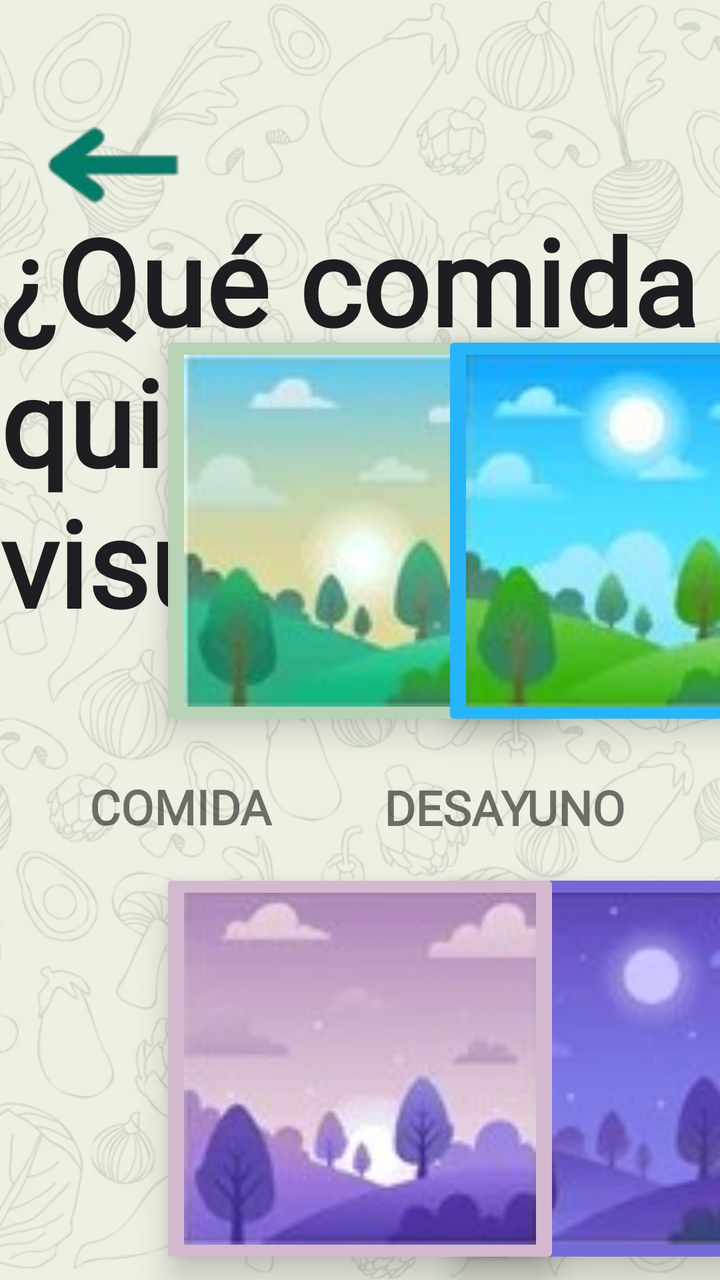
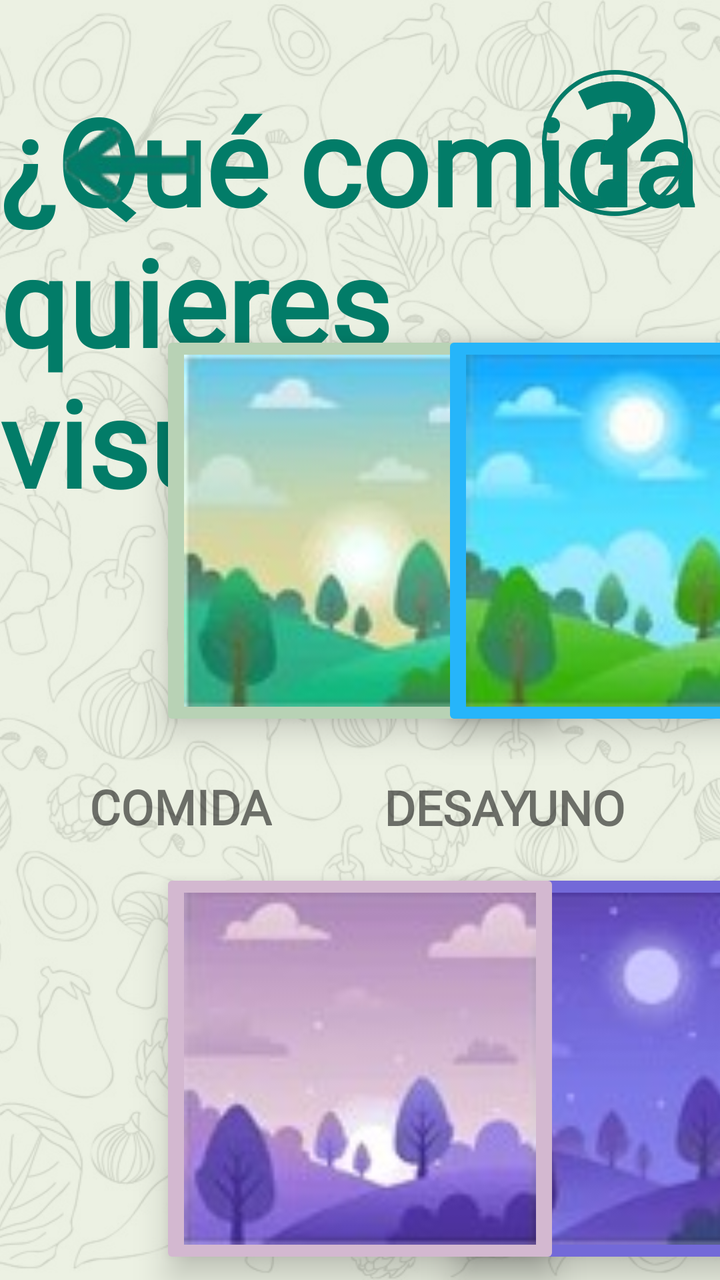

An Android layout rendered at two revisions. The XML below is the earlier revision; the diff shows what the commit changed to produce the second picture.
<!-- AndroidManifest.xml: application theme Theme.DietaAlPlato -->
<!-- res/layout/activity_comidas.xml -->
<?xml version="1.0" encoding="utf-8"?>
<androidx.constraintlayout.widget.ConstraintLayout xmlns:android="http://schemas.android.com/apk/res/android"
    xmlns:app="http://schemas.android.com/apk/res-auto"
    xmlns:tools="http://schemas.android.com/tools"
    android:id="@+id/main"
    android:layout_width="match_parent"
    android:layout_height="match_parent"
    tools:context=".ComidasActivity">

    
    <ImageView
        android:id="@+id/fondo"
        android:layout_width="0dp"
        android:layout_height="0dp"
        android:scaleType="centerCrop"
        android:contentDescription="Fondo"
        app:srcCompat="@drawable/fondo_android"
        app:layout_constraintTop_toTopOf="parent"
        app:layout_constraintBottom_toBottomOf="parent"
        app:layout_constraintStart_toStartOf="parent"
        app:layout_constraintEnd_toEndOf="parent" />

    
    <View
        android:id="@+id/velo"
        android:layout_width="0dp"
        android:layout_height="0dp"
        android:background="#DDE9EFDF"
        app:layout_constraintTop_toTopOf="parent"
        app:layout_constraintBottom_toBottomOf="parent"
        app:layout_constraintStart_toStartOf="parent"
        app:layout_constraintEnd_toEndOf="parent" />


    <TextView
        android:id="@+id/titulo_textview"
        android:layout_width="wrap_content"
        android:layout_height="wrap_content"
        android:layout_marginTop="100dp"
        android:fontFamily="@font/lily_script_one"
        android:textStyle="bold"
        android:textAllCaps="false"
        android:textColor="#1E1D21"
        android:text="¿Qué comida quieres visualizar?"
        android:textSize="60sp"
        app:layout_constraintEnd_toEndOf="parent"
        app:layout_constraintHorizontal_bias="0.501"
        app:layout_constraintStart_toStartOf="parent"
        app:layout_constraintTop_toTopOf="parent" />

    <ImageButton
        android:id="@+id/return_button"
        android:layout_width="110dp"
        android:layout_height="99dp"
        android:layout_marginTop="28dp"
        android:backgroundTint="#00FFFFFF"
        android:onClick="onClickBackNavigation"
        app:layout_constraintEnd_toEndOf="parent"
        app:layout_constraintHorizontal_bias="0.005"
        app:layout_constraintStart_toStartOf="parent"
        app:layout_constraintTop_toTopOf="parent"
        app:srcCompat="@drawable/gobacksinfondo" />

    <ImageButton
        android:id="@+id/desayuno_boton"
        android:layout_width="200dp"
        android:layout_height="200dp"
        android:layout_marginStart="108dp"
        android:layout_marginTop="8dp"
        android:backgroundTint="#F2A396"
        android:elevation="10dp"
        android:scaleType="fitCenter"
        android:src="@drawable/desayuno"
        app:layout_constraintEnd_toStartOf="@+id/almuerzo_boton"
        app:layout_constraintHorizontal_bias="0.183"
        app:layout_constraintStart_toStartOf="parent"
        app:layout_constraintTop_toTopOf="@+id/almuerzo_boton" />

    <ImageButton
        android:id="@+id/almuerzo_boton"
        android:layout_width="200dp"
        android:layout_height="200dp"
        android:backgroundTint="#B8D2B5"
        android:elevation="10dp"
        android:scaleType="fitCenter"
        android:src="@drawable/almuerzo"
        app:layout_constraintBottom_toBottomOf="parent"
        app:layout_constraintEnd_toEndOf="parent"
        app:layout_constraintStart_toStartOf="parent"
        app:layout_constraintTop_toTopOf="parent"
        app:layout_constraintVertical_bias="0.376" />

    <ImageButton
        android:id="@+id/comida_boton"
        android:layout_width="200dp"
        android:layout_height="200dp"
        android:backgroundTint="#26B5FA"
        android:elevation="10dp"
        android:scaleType="fitCenter"
        android:src="@drawable/comida"
        app:layout_constraintEnd_toEndOf="parent"
        app:layout_constraintHorizontal_bias="0.493"
        app:layout_constraintStart_toEndOf="@+id/almuerzo_boton"
        app:layout_constraintTop_toTopOf="@+id/almuerzo_boton" />

    <ImageButton
        android:id="@+id/merienda_boton"
        android:layout_width="200dp"
        android:layout_height="200dp"
        android:layout_marginBottom="107dp"
        android:backgroundTint="#D0628D"
        android:elevation="10dp"
        android:scaleType="fitCenter"
        android:src="@drawable/merienda"
        app:layout_constraintBottom_toBottomOf="parent"

        app:layout_constraintEnd_toEndOf="@+id/desayuno_boton"
        app:layout_constraintHorizontal_bias="0.0"
        app:layout_constraintStart_toStartOf="@+id/desayuno_boton"
        app:layout_constraintTop_toTopOf="@+id/cena_boton"
        app:layout_constraintVertical_bias="0.0"
        tools:ignore="MissingConstraints" />

    <ImageButton
        android:id="@+id/recena_boton"
        android:layout_width="200dp"
        android:layout_height="200dp"
        android:layout_marginBottom="107dp"
        android:backgroundTint="#7369D8"
        android:elevation="10dp"
        android:scaleType="fitCenter"
        android:src="@drawable/recena"
        app:layout_constraintBottom_toBottomOf="parent"

        app:layout_constraintEnd_toEndOf="@+id/comida_boton"
        app:layout_constraintHorizontal_bias="0.0"
        app:layout_constraintStart_toStartOf="@+id/comida_boton"
        app:layout_constraintTop_toTopOf="@+id/cena_boton"
        app:layout_constraintVertical_bias="0.0"
        tools:ignore="MissingConstraints" />

    <ImageButton
        android:id="@+id/cena_boton"
        android:layout_width="200dp"
        android:layout_height="200dp"
        android:layout_marginTop="69dp"
        android:layout_marginBottom="107dp"
        android:backgroundTint="#D3B8D0"
        android:elevation="10dp"
        android:scaleType="fitCenter"
        android:src="@drawable/cena"
        app:layout_constraintBottom_toBottomOf="parent"

        app:layout_constraintEnd_toEndOf="@+id/almuerzo_boton"
        app:layout_constraintHorizontal_bias="0.0"
        app:layout_constraintStart_toStartOf="@+id/almuerzo_boton"
        app:layout_constraintTop_toBottomOf="@+id/almuerzo_boton"
        app:layout_constraintVertical_bias="0.0"
        tools:ignore="MissingConstraints" />

    <TextView
        android:id="@+id/desayuno_textview"
        android:layout_width="wrap_content"
        android:layout_height="wrap_content"
        android:layout_marginStart="192dp"
        android:layout_marginTop="14dp"
        android:layout_marginBottom="14dp"
        android:fontFamily="@font/alfa_slab_one"
        android:text="DESAYUNO"
        android:textSize="24sp"
        android:textStyle="bold"
        app:layout_constraintBottom_toTopOf="@+id/merienda_boton"
        app:layout_constraintStart_toStartOf="parent"
        app:layout_constraintTop_toBottomOf="@+id/desayuno_boton"
        app:layout_constraintVertical_bias="0.0" />

    <TextView
        android:id="@+id/almuerzo_textview"
        android:layout_width="wrap_content"
        android:layout_height="wrap_content"
        android:layout_marginTop="14dp"
        android:layout_marginEnd="260dp"
        android:layout_marginBottom="14dp"
        android:fontFamily="@font/alfa_slab_one"
        android:text="ALMUERZO"
        android:textSize="24sp"
        android:textStyle="bold"
        app:layout_constraintBottom_toTopOf="@+id/cena_boton"
        app:layout_constraintEnd_toStartOf="@+id/comida_textview"
        app:layout_constraintTop_toBottomOf="@+id/almuerzo_boton"
        app:layout_constraintVertical_bias="0.888" />

    <TextView
        android:id="@+id/comida_textview"
        android:layout_width="wrap_content"
        android:layout_height="wrap_content"
        android:layout_marginTop="14dp"
        android:layout_marginEnd="224dp"
        android:layout_marginBottom="14dp"
        android:fontFamily="@font/alfa_slab_one"
        android:text="COMIDA"
        android:textSize="24sp"
        android:textStyle="bold"
        app:layout_constraintBottom_toTopOf="@+id/recena_boton"
        app:layout_constraintEnd_toEndOf="parent"
        app:layout_constraintTop_toBottomOf="@+id/comida_boton"
        app:layout_constraintVertical_bias="0.888" />

    <TextView
        android:id="@+id/merienda_textview"
        android:layout_width="wrap_content"
        android:layout_height="wrap_content"
        android:layout_marginStart="192dp"
        android:layout_marginTop="20dp"
        android:fontFamily="@font/alfa_slab_one"
        android:text="MERIENDA"
        android:textSize="24sp"
        android:textStyle="bold"
        app:layout_constraintBottom_toBottomOf="@+id/cena_textview"
        app:layout_constraintStart_toStartOf="parent"
        app:layout_constraintTop_toBottomOf="@+id/merienda_boton"
        app:layout_constraintVertical_bias="1.0" />

    <TextView
        android:id="@+id/cena_textview"
        android:layout_width="wrap_content"
        android:layout_height="wrap_content"
        android:layout_marginStart="267dp"
        android:layout_marginTop="24dp"
        android:layout_marginEnd="283dp"
        android:fontFamily="@font/alfa_slab_one"
        android:text="CENA"
        android:textSize="24sp"
        android:textStyle="bold"
        app:layout_constraintEnd_toStartOf="@+id/recena_textview"
        app:layout_constraintHorizontal_bias="1.0"
        app:layout_constraintStart_toEndOf="@+id/merienda_textview"
        app:layout_constraintTop_toBottomOf="@+id/cena_boton" />

    <TextView
        android:id="@+id/recena_textview"
        android:layout_width="wrap_content"
        android:layout_height="wrap_content"
        android:layout_marginTop="14dp"
        android:layout_marginEnd="224dp"
        android:fontFamily="@font/alfa_slab_one"
        android:text="RE-CENA"
        android:textSize="24sp"
        android:textStyle="bold"
        app:layout_constraintBottom_toBottomOf="@+id/cena_textview"
        app:layout_constraintEnd_toEndOf="parent"
        app:layout_constraintTop_toBottomOf="@+id/recena_boton"
        app:layout_constraintVertical_bias="0.714" />

</androidx.constraintlayout.widget.ConstraintLayout>
<!-- resources referenced by this layout -->
<resources>
  <!-- drawable almuerzo: jpg bitmap (drawable, 3741 bytes) -->
  <!-- drawable cena: jpg bitmap (drawable, 3443 bytes) -->
  <!-- drawable comida: jpg bitmap (drawable, 3839 bytes) -->
  <!-- drawable desayuno: jpg bitmap (drawable, 3479 bytes) -->
  <!-- drawable fondo_android: png bitmap (drawable, 156043 bytes) -->
  <!-- drawable gobacksinfondo: png bitmap (drawable, 8881 bytes) -->
  <!-- drawable merienda: jpg bitmap (drawable, 3399 bytes) -->
  <!-- drawable recena: jpg bitmap (drawable, 3217 bytes) -->
  <style name="Theme.DietaAlPlato" parent="Theme.MaterialComponents.DayNight.DarkActionBar">
          
          <item name="colorPrimary">@color/purple_500</item>
          <item name="colorPrimaryVariant">@color/purple_700</item>
          <item name="colorOnPrimary">@color/white</item>
          
          <item name="colorSecondary">@color/teal_200</item>
          <item name="colorSecondaryVariant">@color/teal_700</item>
          <item name="colorOnSecondary">@color/black</item>
          
          <item name="android:statusBarColor">?attr/colorPrimaryVariant</item>
          
          <item name="windowActionBar">false</item>
          <item name="windowNoTitle">true</item>
  
      </style>
  <color name="purple_500">#FF6200EE</color>
  <color name="purple_700">#FF3700B3</color>
  <color name="white">#FFFFFFFF</color>
  <color name="teal_200">#FF03DAC5</color>
  <color name="teal_700">#FF018786</color>
  <color name="black">#FF000000</color>
</resources>

<!-- the commit's change to res/layout/activity_comidas.xml (unified diff, before → after) -->
@@ -21,30 +21,33 @@
         app:layout_constraintEnd_toEndOf="parent" />
 
     
+
+
     <View
         android:id="@+id/velo"
         android:layout_width="0dp"
         android:layout_height="0dp"
         android:background="#DDE9EFDF"
-        app:layout_constraintTop_toTopOf="parent"
-        app:layout_constraintBottom_toBottomOf="parent"
-        app:layout_constraintStart_toStartOf="parent"
-        app:layout_constraintEnd_toEndOf="parent" />
-
+        app:layout_constraintBottom_toBottomOf="parent"
+        app:layout_constraintEnd_toEndOf="parent"
+        app:layout_constraintHorizontal_bias="1.0"
+        app:layout_constraintStart_toStartOf="parent"
+        app:layout_constraintTop_toTopOf="parent"
+        app:layout_constraintVertical_bias="0.0" />
 
     <TextView
         android:id="@+id/titulo_textview"
         android:layout_width="wrap_content"
         android:layout_height="wrap_content"
-        android:layout_marginTop="100dp"
+        android:layout_marginTop="40dp"
         android:fontFamily="@font/lily_script_one"
-        android:textStyle="bold"
+        android:text="¿Qué comida quieres visualizar?"
         android:textAllCaps="false"
-        android:textColor="#1E1D21"
-        android:text="¿Qué comida quieres visualizar?"
+        android:textColor="#027C68"
         android:textSize="60sp"
-        app:layout_constraintEnd_toEndOf="parent"
-        app:layout_constraintHorizontal_bias="0.501"
+        android:textStyle="bold"
+        app:layout_constraintEnd_toEndOf="parent"
+        app:layout_constraintHorizontal_bias="0.492"
         app:layout_constraintStart_toStartOf="parent"
         app:layout_constraintTop_toTopOf="parent" />
 
@@ -52,6 +55,7 @@
         android:id="@+id/return_button"
         android:layout_width="110dp"
         android:layout_height="99dp"
+        android:layout_marginStart="8dp"
         android:layout_marginTop="28dp"
         android:backgroundTint="#00FFFFFF"
         android:onClick="onClickBackNavigation"
@@ -252,4 +256,15 @@
         app:layout_constraintTop_toBottomOf="@+id/recena_boton"
         app:layout_constraintVertical_bias="0.714" />
 
+    <ImageView
+        android:id="@+id/imageView2"
+        android:layout_width="73dp"
+        android:layout_height="79dp"
+        android:layout_marginTop="32dp"
+        android:layout_marginEnd="16dp"
+        android:onClick="just"
+        app:layout_constraintEnd_toEndOf="parent"
+        app:layout_constraintTop_toTopOf="parent"
+        app:srcCompat="@drawable/question_mark" />
+
 </androidx.constraintlayout.widget.ConstraintLayout>
<!-- resource entries referenced after the edit -->
@@ -7,6 +7,7 @@
   <!-- drawable fondo_android: png bitmap (drawable, 156043 bytes) -->
   <!-- drawable gobacksinfondo: png bitmap (drawable, 8881 bytes) -->
   <!-- drawable merienda: jpg bitmap (drawable, 3399 bytes) -->
+  <!-- drawable question_mark: png bitmap (drawable, 94034 bytes) -->
   <!-- drawable recena: jpg bitmap (drawable, 3217 bytes) -->
   <style name="Theme.DietaAlPlato" parent="Theme.MaterialComponents.DayNight.DarkActionBar">
           
